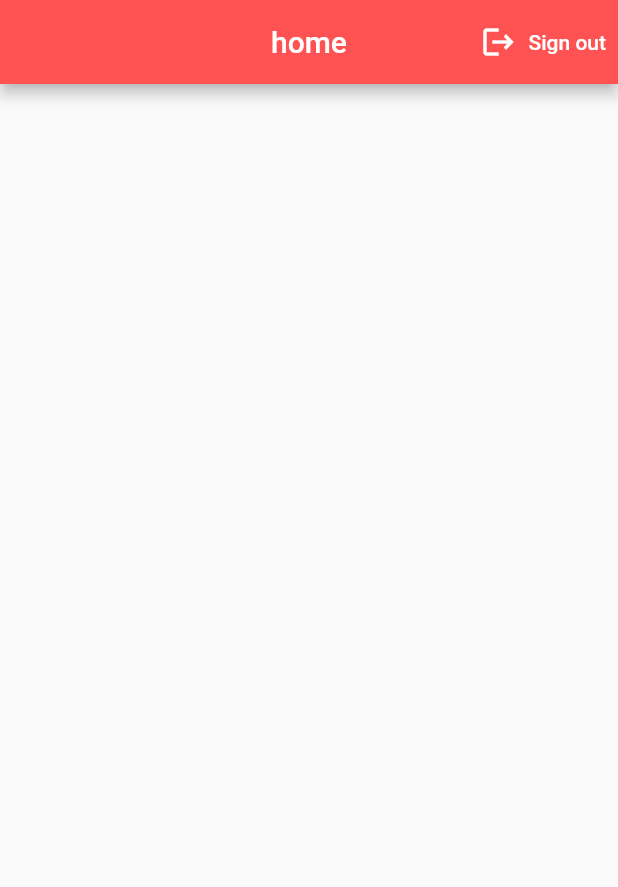
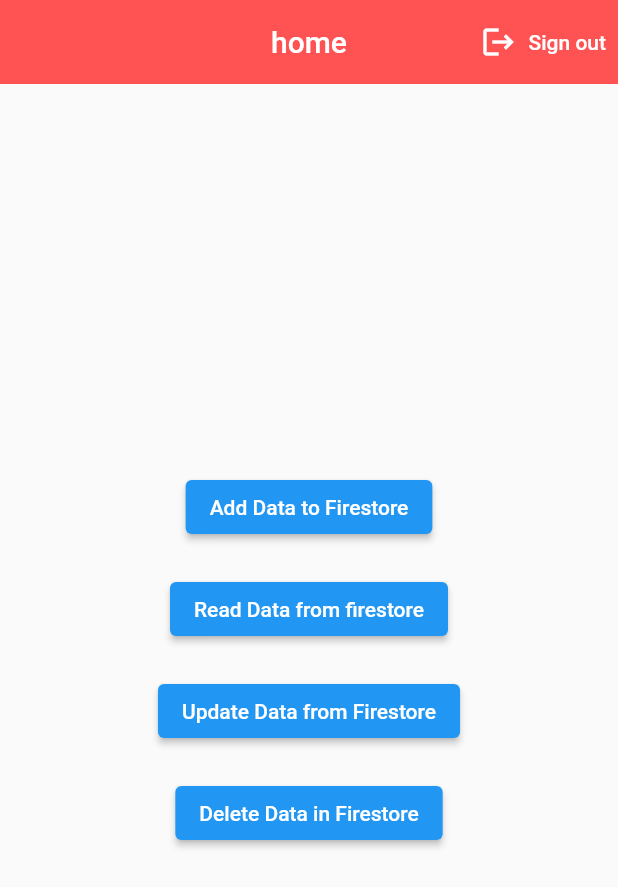
Before and after one commit to Ed-Neema/Flutter_firebase, a Flutter app: the screen it shows once a user with an empty profile is signed in, on a phone screen of 412 x 824 dp. Shown: the top 887 px of the screen. Run offline on Flutter 3.47's test engine with Material 2 defaults, Android fonts, the phone set to English and light mode, and no system bars; our stand-ins replace cloud_firestore, device_preview, firebase_auth, firebase_core, flutter_signin_button, google_sign_in; accounts and stored records are empty.

Commit message:
CRUD operations

```diff
--- a/lib/screens/home_page.dart
+++ b/lib/screens/home_page.dart
@@ -1,14 +1,18 @@
+import 'package:cloud_firestore/cloud_firestore.dart';
 import 'package:flutter/material.dart';
 
 import '../services/auth_service.dart';
 
 class HomePage extends StatelessWidget {
-  const HomePage({super.key});
+  HomePage({super.key});
+
+  FirebaseFirestore firestore = FirebaseFirestore.instance;
 
   @override
   Widget build(BuildContext context) {
     return Scaffold(
       appBar: AppBar(
+        elevation: 0,
         title: Text("home"),
         centerTitle: true,
         backgroundColor: Colors.redAccent,
@@ -30,6 +34,56 @@
           )
         ],
       ),
+      body: Container(
+        width: MediaQuery.of(context).size.width,
+        child: Column(
+          mainAxisAlignment: MainAxisAlignment.center,
+          crossAxisAlignment: CrossAxisAlignment.center,
+          children: [
+            ElevatedButton(
+                onPressed: () async {
+                  // reference of where we want to insert the data
+                  CollectionReference users = firestore.collection("user");
+                  await users.doc("flutter123").set({'name': "Google flutter"});
+                },
+                child: Text("Add Data to Firestore")),
+            const SizedBox(
+              height: 20,
+            ),
+            ElevatedButton(
+                onPressed: () async {
+                  CollectionReference users = firestore.collection('user');
+                  // DocumentSnapshot result = await users.doc('flutter123').get();
+                  // print("Read clicked");
+                  users.doc("flutter123").snapshots().listen((result) {
+                    print(result.data());
+                    print("I have been clicked");
+                  });
+                },
+                child: const Text("Read Data from firestore")),
+            const SizedBox(
+              height: 20,
+            ),
+            ElevatedButton(
+                onPressed: () async {
+                  await firestore
+                      .collection('user')
+                      .doc("flutter123")
+                      .update({'name': "Google Flutter Firebase"});
+                  print("update clicked");
+                },
+                child: const Text("Update Data from Firestore")),
+            const SizedBox(
+              height: 20,
+            ),
+            ElevatedButton(
+                onPressed: () async {
+                  await firestore.collection('user').doc("flutter123").delete();
+                },
+                child: const Text("Delete Data in Firestore")),
+          ],
+        ),
+      ),
     );
   }
 }
--- a/lib/services/auth_service.dart
+++ b/lib/services/auth_service.dart
@@ -107,6 +107,7 @@
           content: Text(" Logged in Successfully"),
           backgroundColor: Colors.greenAccent,
         ));
+        // ignore: use_build_context_synchronously
         Navigator.pushReplacement(
             context, MaterialPageRoute(builder: (context) => HomePage()));
         return userCredential.user;
--- a/pubspec.yaml
+++ b/pubspec.yaml
@@ -41,6 +41,7 @@
   google_sign_in: ^6.0.2
   flutter_signin_button: ^2.0.0
   google_sign_in_web: ^0.11.0+2
+  cloud_firestore: ^4.4.5
 
 dev_dependencies:
   flutter_test:
```
Also changed, not shown: pubspec.lock, 1 other file.
